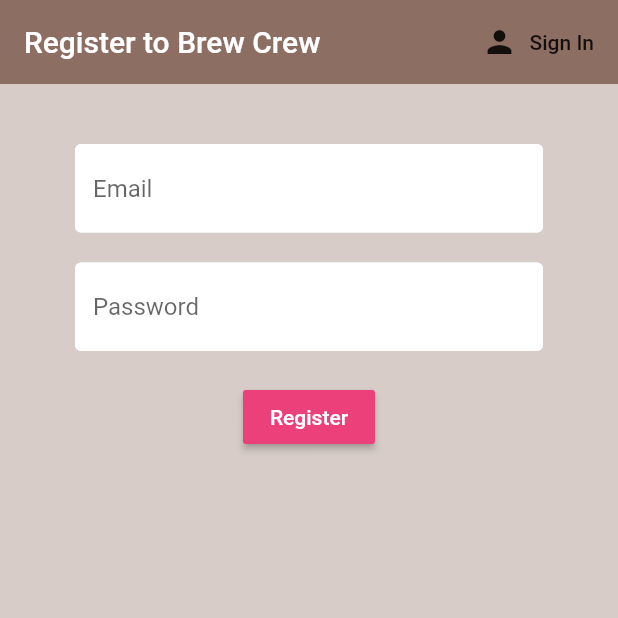
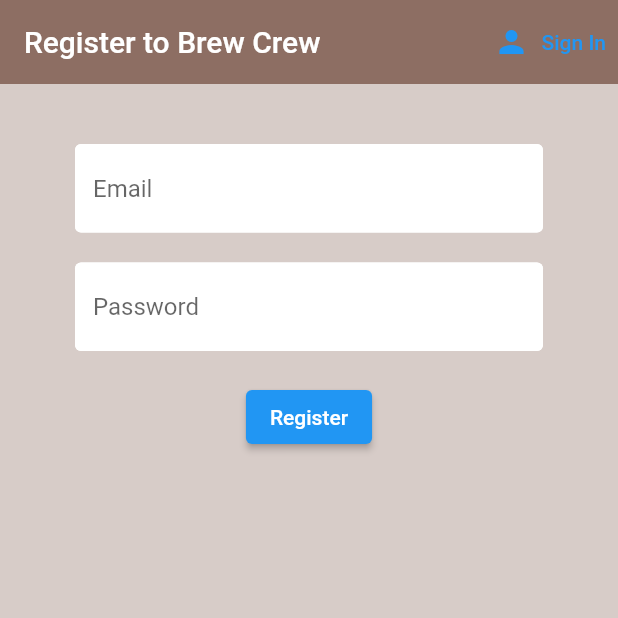
Before and after one commit to siomarapantarotto/flutter-brew-crew, a Flutter app: the screen it shows after launch, after a tap on "Sign in", after a tap on "Register", on a phone screen of 412 x 824 dp, the top half of it. Run offline on Flutter 3.47's test engine with Material 2 defaults, Android fonts, the phone set to English and light mode, and no system bars; our stand-ins replace cloud_firestore, firebase_auth, firebase_core, flutter_spinkit; accounts and stored records are empty.

Commit message:
Fix deprecated FlatButton.icon and RaisedButton

```diff
--- a/lib/main.dart
+++ b/lib/main.dart
@@ -1,9 +1,8 @@
+import 'package:flutter/material.dart';
 import 'package:brew_crew/models/app_user.dart';
 import 'package:brew_crew/services/auth.dart';
-import 'package:flutter/material.dart';
+import 'package:brew_crew/screens/wrapper.dart';
 import 'package:firebase_core/firebase_core.dart';
-
-import 'package:brew_crew/screens/wrapper.dart';
 import 'package:provider/provider.dart';
 
 void main() async {
@@ -22,7 +21,7 @@ class MyApp extends StatelessWidget {
   @override
   Widget build(BuildContext context) {
     return StreamProvider<AppUser?>.value(
-      catchError: (User, AppUser) => null,
+      //catchError: (User, AppUser) => null,
       initialData:null,
       value: AuthService().streamUser,
       child: const MaterialApp(
--- a/lib/screens/authenticate/register.dart
+++ b/lib/screens/authenticate/register.dart
@@ -33,9 +33,10 @@ class _RegisterState extends State<Register> {
             appBar: AppBar(
               backgroundColor: Colors.brown[400],
               elevation: 0.0,
-              title: Text('Register to Brew Crew'),
+              title: const Text('Register to Brew Crew'),
               actions: <Widget>[
-                FlatButton.icon(
+                //FlatButton.icon(
+                TextButton.icon(
                     icon: const Icon(Icons.person),
                     label: const Text('Sign In'),
                     onPressed: () => widget.toggleView(),
@@ -67,8 +68,9 @@ class _RegisterState extends State<Register> {
                       },
                     ),
                     const SizedBox(height: 20.0),
-                    RaisedButton(
-                      color: Colors.pink[400],
+                    //RaisedButton(
+                    ElevatedButton(
+                      //color: Colors.pink[400],
                       child: const Text(
                         'Register',
                         style: TextStyle(color: Colors.white)
--- a/lib/screens/authenticate/sign_in.dart
+++ b/lib/screens/authenticate/sign_in.dart
@@ -35,8 +35,9 @@ class _SignInState extends State<SignIn> {
               elevation: 0.0,
               title: const Text('Sign in to Brew Crew'),
               actions: <Widget>[
-                FlatButton.icon(
-                    icon: Icon(Icons.person),
+                //FlatButton.icon(
+                TextButton.icon(
+                    icon: const Icon(Icons.person),
                     label: const Text('Register'),
                     //onPressed: () {
                     //  widget.toggleView();
@@ -74,9 +75,10 @@ class _SignInState extends State<SignIn> {
                         setState(() => password = val);
                       },
                     ),
-                    SizedBox(height: 20.0),
-                    RaisedButton(
-                      color: Colors.pink[400],
+                    const SizedBox(height: 20.0),
+                    //RaisedButton(
+                    ElevatedButton(
+                      //color: Colors.pink[400],
                       child: const Text(
                         'Sign in',
                         style: TextStyle(color: Colors.white),
@@ -98,7 +100,7 @@ class _SignInState extends State<SignIn> {
                         }
                       }
                     ),
-                    SizedBox(height: 12.0),
+                    const SizedBox(height: 12.0),
                     Text(
                       error,
                       style: const TextStyle(color: Colors.red, fontSize: 14.0),
--- a/lib/screens/home/home.dart
+++ b/lib/screens/home/home.dart
@@ -22,7 +22,8 @@ class Home extends StatelessWidget {
           title: const Text('Brew Crew'),
           elevation: 0.0,
           actions: <Widget>[
-            FlatButton.icon(
+            //FlatButton.icon(
+            TextButton.icon(
               icon: const Icon(Icons.person),
               label: const Text('Logout'),
               onPressed: () async {
--- a/lib/services/auth.dart
+++ b/lib/services/auth.dart
@@ -7,9 +7,11 @@ class AuthService {
 
   final FirebaseAuth _firebaseAuth = FirebaseAuth.instance;
 
-  // create app user object based on Firebase User.
+  // Create app user object based on Firebase User.
   AppUser? _userFromFirebase(User user) {
-    return user != null ? AppUser(uid: user.uid) : null;
+    // The operand can't be null, so the condition is always true.
+    //return user != null ? AppUser(uid: user.uid) : null;
+    return AppUser(uid: user.uid);
   }
 
   // Auth change user stream.
--- a/lib/shared/constants.dart
+++ b/lib/shared/constants.dart
@@ -6,5 +6,5 @@ const textInputDecoration = InputDecoration(
   enabledBorder: OutlineInputBorder(
       borderSide: BorderSide(color: Colors.white, width: 2.0)),
   focusedBorder: OutlineInputBorder(
-      borderSide: BorderSide(color: Colors.pink, width: 2.0)),
+      borderSide: BorderSide(color: Colors.blue, width: 2.0)),
 );
```
Also changed, not shown: lib/screens/home/brew_list.dart (+5 -4 lines).
